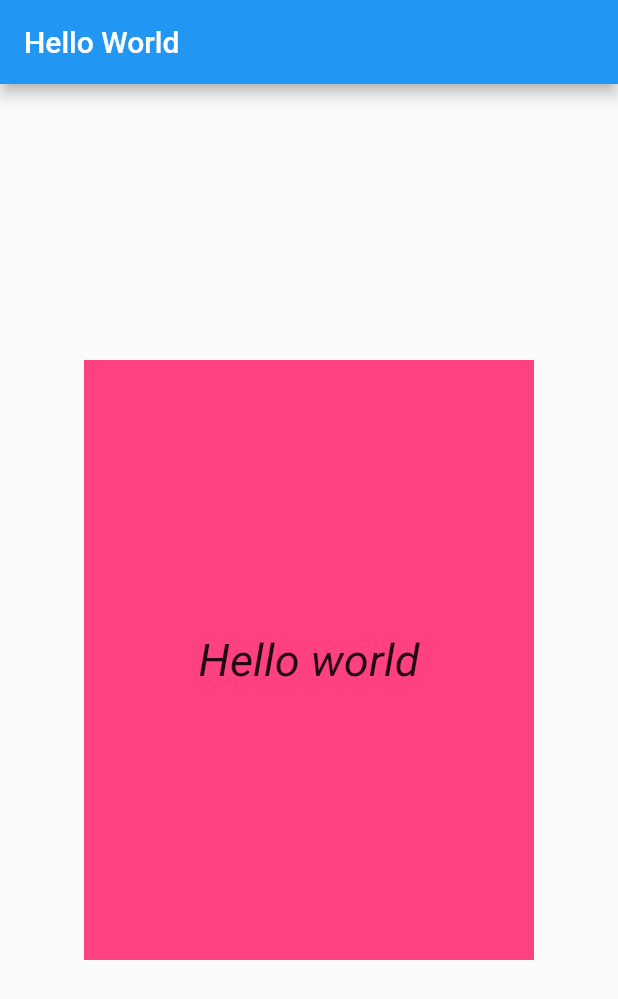
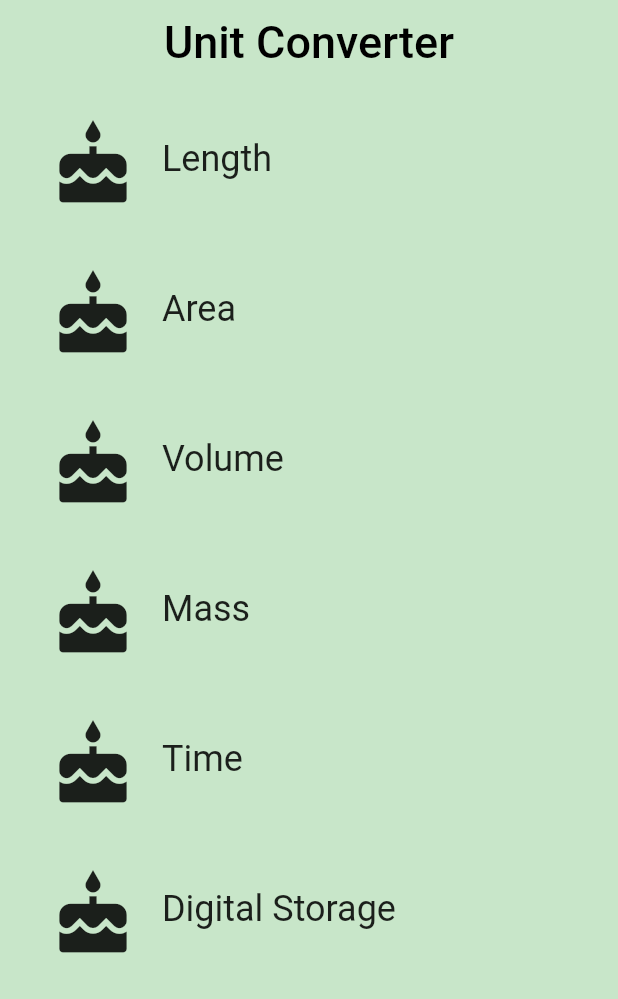
Before and after one commit to ravindrarana/flutter-learning, a Flutter app: the screen it shows after launch, on a phone screen of 412 x 824 dp. Shown: the top 999 px of the screen. Run offline on Flutter 3.47's test engine with Material 2 defaults, Android fonts, the phone set to English and light mode, and no system bars.

Commit message:
category added

```diff
--- /dev/null
+++ b/lib/category.dart
@@ -0,0 +1,85 @@
+import 'package:flutter/material.dart';
+import 'package:meta/meta.dart';
+
+final _rowHeight = 100.0;
+final _borderRadius = BorderRadius.circular(_rowHeight / 2);
+
+/// A custom [Category] widget.
+///
+/// The widget is composed on an [Icon] and [Text]. Tapping on the widget shows
+/// a colored [InkWell] animation.
+class Category extends StatelessWidget {
+  final String name;
+  final ColorSwatch color;
+  final IconData iconLocation;
+
+  /// Creates a [Category].
+  ///
+  /// A [Category] saves the name of the Category (e.g. 'Length'), its color for
+  /// the UI, and the icon that represents it (e.g. a ruler).
+  // While the @required checks for whether a named parameter is passed in,
+  // it doesn't check whether the object passed in is null. We check that
+  // in the assert statement.
+  const Category({
+    Key key,
+    @required this.name,
+    @required this.color,
+    @required this.iconLocation,
+  })  : assert(name != null),
+        assert(color != null),
+        assert(iconLocation != null),
+        super(key: key);
+
+  /// Builds a custom widget that shows [Category] information.
+  ///
+  /// This information includes the icon, name, and color for the [Category].
+  @override
+  // This `context` parameter describes the location of this widget in the
+  // widget tree. It can be used for obtaining Theme data from the nearest
+  // Theme ancestor in the tree. Below, we obtain the display1 text theme.
+  // See https://docs.flutter.io/flutter/material/Theme-class.html
+  Widget build(BuildContext context) {
+    return Material(
+      color: Colors.transparent,
+      child: Container(
+        height: _rowHeight,
+        child: InkWell(
+          borderRadius: _borderRadius,
+          highlightColor: color,
+          splashColor: color,
+          // We can use either the () => function() or the () { function(); }
+          // syntax.
+          onTap: () {
+            print('I was tapped!');
+          },
+          child: Padding(
+            padding: EdgeInsets.all(8.0),
+            child: Row(
+              crossAxisAlignment: CrossAxisAlignment.stretch,
+              // There are two ways to denote a list: `[]` and `List()`.
+              // Prefer to use the literal syntax, i.e. `[]`, instead of `List()`.
+              // You can add the type argument if you'd like, i.e. <Widget>[].
+              // See https://www.dartlang.org/guides/language/effective-dart/usage#do-use-collection-literals-when-possible
+              children: [
+                Padding(
+                  padding: EdgeInsets.all(16.0),
+                  child: Icon(
+                    iconLocation,
+                    size: 60.0,
+                  ),
+                ),
+                Center(
+                  child: Text(
+                    name,
+                    textAlign: TextAlign.center,
+                    style: Theme.of(context).textTheme.headline,
+                  ),
+                ),
+              ],
+            ),
+          ),
+        ),
+      ),
+    );
+  }
+}
--- /dev/null
+++ b/lib/category_route.dart
@@ -0,0 +1,69 @@
+import 'package:flutter/material.dart';
+import 'category.dart';
+
+final _backgroundColor = Colors.green[100];
+
+class CategoryRoute extends StatelessWidget{
+  const CategoryRoute();
+
+  static const _categoryNames = <String>[
+    'Length',
+    'Area',
+    'Volume',
+    'Mass',
+    'Time',
+    'Digital Storage',
+  ];
+
+  static const _baseColors = <Color>[
+    Colors.teal,
+    Colors.orange,
+    Colors.pinkAccent,
+    Colors.blueAccent,
+    Colors.yellowAccent,
+    Colors.greenAccent,
+  ];
+
+  Widget _buildCategoryWidgets(List<Widget> categories){
+    return ListView.builder(
+      itemBuilder: (BuildContext context, int index) => categories[index],
+      itemCount: categories.length,
+    );
+  }
+
+  @override
+  Widget build(BuildContext context){
+    final categories = <Category>[];
+
+    for(var i = 0; i < _categoryNames.length; i++){
+      categories.add(Category(
+        name: _categoryNames[i],
+        color: _baseColors[i],
+        iconLocation: Icons.cake,
+      ));
+    }
+
+    final listView = Container(
+      color: _backgroundColor,
+      padding: EdgeInsets.symmetric(horizontal: 8.0),
+      child: _buildCategoryWidgets(categories),
+    );
+
+    final appBar = AppBar(
+      elevation: 0.0,
+      title: Text(
+        'Unit Converter',
+        style: TextStyle(
+          color: Colors.black,
+          fontSize: 30.0,
+        ),
+      ),centerTitle: true,
+      backgroundColor: _backgroundColor,
+
+    );
+    return Scaffold(
+      appBar: appBar,
+      body: listView,
+    );
+  }
+}
--- a/lib/main.dart
+++ b/lib/main.dart
@@ -1,40 +1,22 @@
 import 'package:flutter/material.dart';
+import 'category_route.dart';
 
-class HelloWorld extends StatelessWidget{
+// pass information into your custom [Category]
+
+// const _categoryName = 'Cake';
+// const _categoryIcon = Icons.cake;
+// const _categoryColor = Colors.green;
+
+class UnitConverterApp extends StatelessWidget{
   @override
   Widget build(BuildContext context){
-    return Center(
-      child: Container(
-      color: Colors.pinkAccent,
-      height: 400.0,
-      width:300,
-      child: Center(
-        child: Text(
-          'Hello world',
-          style: TextStyle(
-            fontSize: 30,
-            fontStyle: FontStyle.italic,
-            ),
-          ),
-      ),
-
-    ),
-
+    return MaterialApp(
+      debugShowCheckedModeBanner: false,
+      title: 'Unit Converter',
+      home: CategoryRoute(),
     );
-
   }
 }
 void main(){
-  runApp(
-    MaterialApp(
-      debugShowCheckedModeBanner: false,
-      home: Scaffold(
-        appBar: AppBar(
-          title: Text('Hello World'),
-        ),
-        body: HelloWorld(),
-      ),
-    ),
-
-    );
+  runApp(UnitConverterApp());
 }
```
